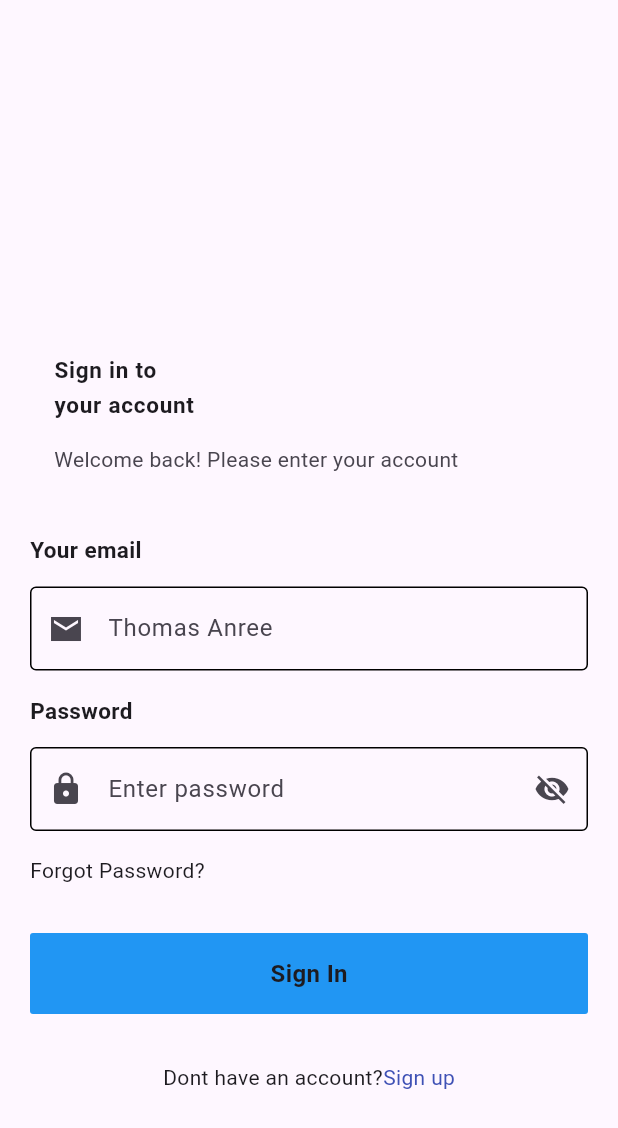
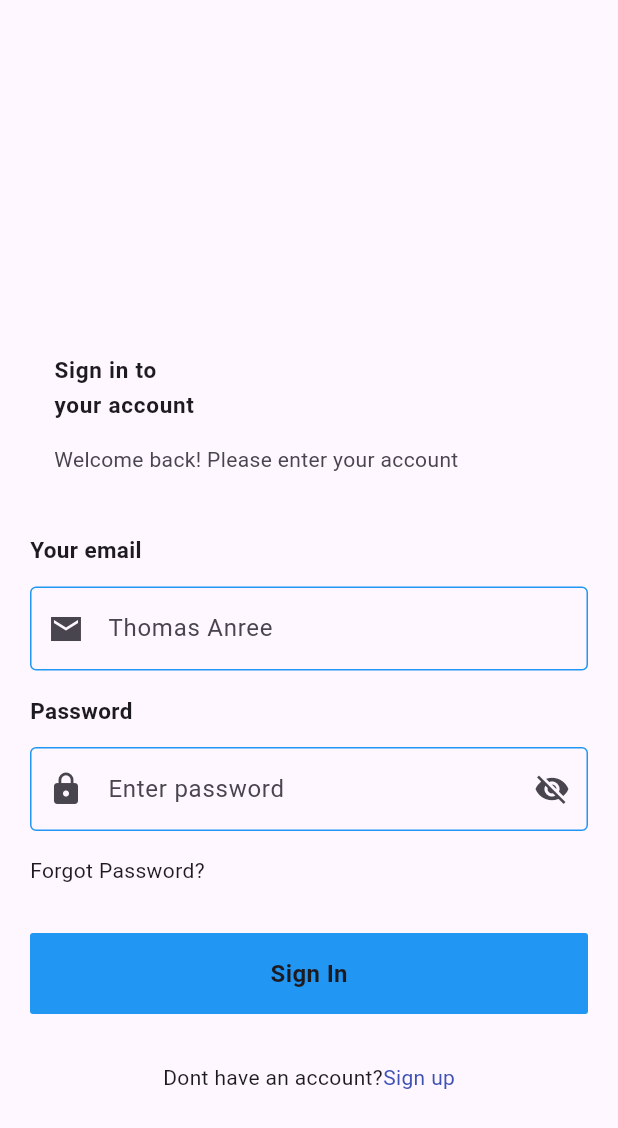
Before and after one commit to sagorsanto49/Thera-track-UIi, a Flutter app: the screen it shows after launch, on a phone screen of 412 x 824 dp. Shown: the top 1128 px of the screen. Run offline on Flutter 3.47's test engine with Material 3 defaults, Android fonts, the phone set to English and light mode, and no system bars.

Commit message:
Border Color fixed

```diff
--- a/lib/core/widget/xfield.dart
+++ b/lib/core/widget/xfield.dart
@@ -1,3 +1,4 @@
+import 'package:doctor/colour/colour.dart';
 import 'package:flutter/cupertino.dart';
 import 'package:flutter/material.dart';
 
@@ -18,9 +19,13 @@ final IconButton? suffixIcons;
 
         hintText: text,
         focusedBorder: OutlineInputBorder(
+          borderSide: BorderSide(color: CustomColor.buttonColor),
+
 
         ),
-        enabledBorder: OutlineInputBorder()
+        enabledBorder: OutlineInputBorder(
+          borderSide: BorderSide(color: CustomColor.buttonColor),
+        )
 
       ),
 
```
